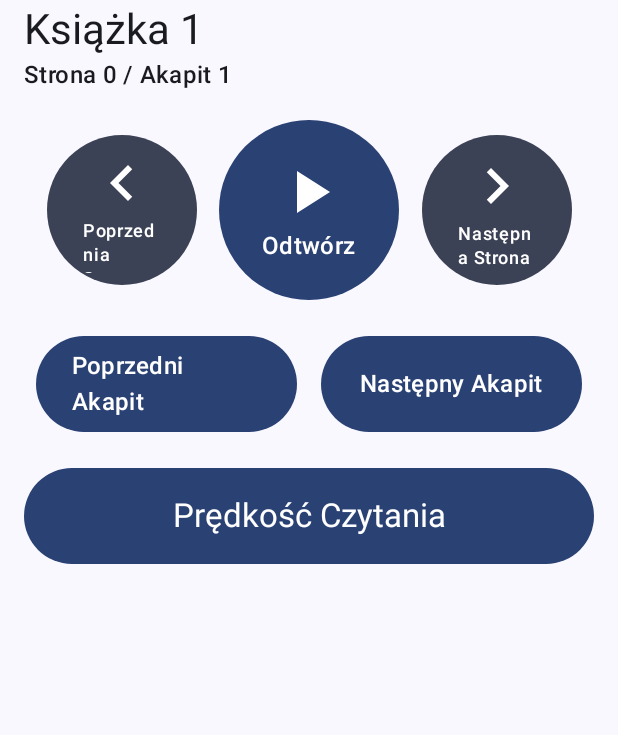
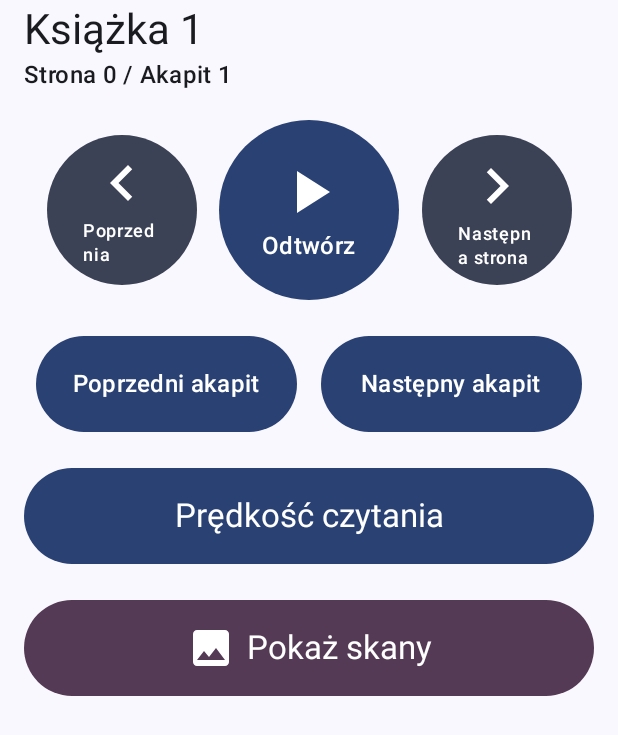
Before and after one commit to leliw/hearbook, an Android app built with Jetpack Compose: the BookListScreen screen opened through its navigation route, after a tap on an icon or button, on a phone screen of 412 x 824 dp. Shown: the top 735 px of the screen. Run offline under Robolectric (Android 15) with nearby library versions, the light colour scheme and no system bars; our stand-ins replace Dagger/Hilt's generated code, Room's generated code.

Commit message:
fix(android) Przejście do skanowania po dodaniu książki

```diff
--- a/android/app/src/main/AndroidManifest.xml
+++ b/android/app/src/main/AndroidManifest.xml
@@ -12,6 +12,7 @@
     <uses-feature android:name="android.hardware.camera" android:required="true" />
 
     <application
+        android:name=".HearBookApplication"
         android:allowBackup="true"
         android:dataExtractionRules="@xml/data_extraction_rules"
         android:fullBackupContent="@xml/backup_rules"
--- a/android/app/src/main/java/eu/haintech/hearbook/MainActivity.kt
+++ b/android/app/src/main/java/eu/haintech/hearbook/MainActivity.kt
@@ -8,30 +8,30 @@ import androidx.compose.material3.MaterialTheme
 import androidx.compose.material3.Surface
 import androidx.compose.runtime.*
 import androidx.compose.ui.Modifier
-import androidx.lifecycle.viewmodel.compose.viewModel
+import androidx.hilt.navigation.compose.hiltViewModel
 import androidx.navigation.NavType
 import androidx.navigation.compose.NavHost
 import androidx.navigation.compose.composable
 import androidx.navigation.compose.rememberNavController
 import androidx.navigation.navArgument
-import eu.haintech.hearbook.model.AppDatabase
+import dagger.hilt.android.AndroidEntryPoint
 import eu.haintech.hearbook.model.BookRepository
-import eu.haintech.hearbook.model.BookStatus
 import eu.haintech.hearbook.ui.screens.AddBookScreen
 import eu.haintech.hearbook.ui.screens.BookListScreen
+import eu.haintech.hearbook.ui.screens.PagePreviewScreen
 import eu.haintech.hearbook.ui.screens.ReadingScreen
 import eu.haintech.hearbook.ui.screens.ScanningScreen
 import eu.haintech.hearbook.ui.theme.HearBookTheme
 import eu.haintech.hearbook.ui.viewmodel.BookListViewModel
+import javax.inject.Inject
 
+@AndroidEntryPoint
 class MainActivity : ComponentActivity() {
-    private lateinit var repository: BookRepository
+    @Inject
+    lateinit var repository: BookRepository
 
     override fun onCreate(savedInstanceState: Bundle?) {
         super.onCreate(savedInstanceState)
-
-        val database = AppDatabase.getDatabase(this)
-        repository = BookRepository(database.bookDao())
 
         setContent {
             HearBookTheme {
@@ -52,9 +52,7 @@ fun HearBookApp(repository: BookRepository) {
     var pageCount by remember { mutableStateOf(0) }
     var isPlaying by remember { mutableStateOf(false) }
 
-    val bookListViewModel = viewModel<BookListViewModel>(
-        factory = BookListViewModel.Factory(repository)
-    )
+    val bookListViewModel: BookListViewModel = hiltViewModel()
     val books by bookListViewModel.books.collectAsState()
 
     NavHost(navController = navController, startDestination = "books") {
@@ -113,7 +111,19 @@ fun HearBookApp(repository: BookRepository) {
                 onNextPageClick = { /* TODO */ },
                 onPreviousParagraphClick = { /* TODO */ },
                 onNextParagraphClick = { /* TODO */ },
-                onSpeedClick = { /* TODO */ }
+                onSpeedClick = { /* TODO */ },
+                onViewScansClick = { navController.navigate("page_preview/$bookId") }
+            )
+        }
+
+        composable(
+            route = "page_preview/{bookId}",
+            arguments = listOf(navArgument("bookId") { type = NavType.LongType })
+        ) { backStackEntry ->
+            val bookId = backStackEntry.arguments?.getLong("bookId") ?: return@composable
+            PagePreviewScreen(
+                bookId = bookId,
+                navController = navController
             )
         }
     }
--- a/android/app/src/main/java/eu/haintech/hearbook/model/BookDao.kt
+++ b/android/app/src/main/java/eu/haintech/hearbook/model/BookDao.kt
@@ -11,6 +11,9 @@ interface BookDao {
     @Query("SELECT COUNT(*) FROM books")
     suspend fun getBookCount(): Int
 
+    @Query("SELECT * FROM books WHERE id = :bookId")
+    suspend fun getBook(bookId: Long): Book?
+
     @Insert
     suspend fun insertBook(book: Book): Long
 
--- a/android/app/src/main/java/eu/haintech/hearbook/model/BookRepository.kt
+++ b/android/app/src/main/java/eu/haintech/hearbook/model/BookRepository.kt
@@ -1,16 +1,24 @@
 package eu.haintech.hearbook.model
 
 import kotlinx.coroutines.flow.Flow
+import javax.inject.Inject
 
-class BookRepository(private val bookDao: BookDao) {
+class BookRepository @Inject constructor(private val bookDao: BookDao) {
     val allBooks: Flow<List<Book>> = bookDao.getAllBooks()
+
+    suspend fun getBook(bookId: Long): Book? {
+        return bookDao.getBook(bookId)
+    }
 
     suspend fun insert(title: String?, author: String?): Long {
         val bookTitle = title ?: run {
             val count = bookDao.getBookCount()
             "Książka ${count + 1}"
         }
-        return bookDao.insertBook(Book(title = bookTitle, author = author))
+        return bookDao.insertBook(Book(
+            title = bookTitle,
+            author = author
+        ))
     }
 
     suspend fun update(book: Book) {
--- a/android/app/src/main/java/eu/haintech/hearbook/ui/screens/ReadingScreen.kt
+++ b/android/app/src/main/java/eu/haintech/hearbook/ui/screens/ReadingScreen.kt
@@ -2,6 +2,7 @@ package eu.haintech.hearbook.ui.screens
 
 import androidx.compose.foundation.layout.*
 import androidx.compose.material.icons.Icons
+import androidx.compose.material.icons.filled.Image
 import androidx.compose.material.icons.filled.KeyboardArrowLeft
 import androidx.compose.material.icons.filled.KeyboardArrowRight
 import androidx.compose.material.icons.filled.Pause
@@ -26,7 +27,8 @@ fun ReadingScreen(
     onNextPageClick: () -> Unit,
     onPreviousParagraphClick: () -> Unit,
     onNextParagraphClick: () -> Unit,
-    onSpeedClick: () -> Unit
+    onSpeedClick: () -> Unit,
+    onViewScansClick: () -> Unit
 ) {
     Scaffold(
         topBar = {
@@ -178,6 +180,35 @@ fun ReadingScreen(
                     style = MaterialTheme.typography.titleLarge
                 )
             }
+
+            // View scans button
+            Button(
+                onClick = onViewScansClick,
+                modifier = Modifier
+                    .fillMaxWidth()
+                    .height(64.dp),
+                colors = ButtonDefaults.buttonColors(
+                    containerColor = MaterialTheme.colorScheme.tertiary,
+                    contentColor = MaterialTheme.colorScheme.onTertiary
+                )
+            ) {
+                Row(
+                    horizontalArrangement = Arrangement.Center,
+                    verticalAlignment = Alignment.CenterVertically,
+                    modifier = Modifier.fillMaxWidth()
+                ) {
+                    Icon(
+                        imageVector = Icons.Default.Image,
+                        contentDescription = null,
+                        modifier = Modifier.size(32.dp)
+                    )
+                    Spacer(modifier = Modifier.width(8.dp))
+                    Text(
+                        text = stringResource(R.string.view_scans),
+                        style = MaterialTheme.typography.titleLarge
+                    )
+                }
+            }
         }
     }
 }
--- a/android/app/src/main/java/eu/haintech/hearbook/ui/screens/ScanningScreen.kt
+++ b/android/app/src/main/java/eu/haintech/hearbook/ui/screens/ScanningScreen.kt
@@ -25,6 +25,7 @@ import androidx.core.content.ContextCompat
 import androidx.lifecycle.viewmodel.compose.viewModel
 import eu.haintech.hearbook.R
 import eu.haintech.hearbook.ui.viewmodels.CameraViewModel
+import androidx.hilt.navigation.compose.hiltViewModel
 
 @OptIn(ExperimentalMaterial3Api::class)
 @Composable
@@ -33,7 +34,7 @@ fun ScanningScreen(
     onTakePhoto: () -> Unit,
     onFinishScanning: () -> Unit,
     bookId: Long,
-    viewModel: CameraViewModel = viewModel()
+    viewModel: CameraViewModel = hiltViewModel()
 ) {
     val context = LocalContext.current
     val lifecycleOwner = LocalLifecycleOwner.current
--- a/android/app/src/main/java/eu/haintech/hearbook/ui/viewmodel/BookListViewModel.kt
+++ b/android/app/src/main/java/eu/haintech/hearbook/ui/viewmodel/BookListViewModel.kt
@@ -1,15 +1,17 @@
 package eu.haintech.hearbook.ui.viewmodel
 
 import androidx.lifecycle.ViewModel
-import androidx.lifecycle.ViewModelProvider
 import androidx.lifecycle.viewModelScope
+import dagger.hilt.android.lifecycle.HiltViewModel
 import eu.haintech.hearbook.model.Book
 import eu.haintech.hearbook.model.BookRepository
 import kotlinx.coroutines.flow.SharingStarted
 import kotlinx.coroutines.flow.StateFlow
 import kotlinx.coroutines.flow.stateIn
+import javax.inject.Inject
 
-class BookListViewModel(
+@HiltViewModel
+class BookListViewModel @Inject constructor(
     private val repository: BookRepository
 ) : ViewModel() {
 
@@ -18,14 +20,4 @@ class BookListViewModel(
         started = SharingStarted.WhileSubscribed(5000),
         initialValue = emptyList()
     )
-
-    class Factory(private val repository: BookRepository) : ViewModelProvider.Factory {
-        @Suppress("UNCHECKED_CAST")
-        override fun <T : ViewModel> create(modelClass: Class<T>): T {
-            if (modelClass.isAssignableFrom(BookListViewModel::class.java)) {
-                return BookListViewModel(repository) as T
-            }
-            throw IllegalArgumentException("Unknown ViewModel class")
-        }
-    }
 }
--- a/android/app/src/main/res/values/strings.xml
+++ b/android/app/src/main/res/values/strings.xml
@@ -18,12 +18,15 @@
     <string name="pages_count">Stron: %d</string>
     <string name="play">Odtwórz</string>
     <string name="pause">Pauza</string>
-    <string name="next_page">Następna Strona</string>
-    <string name="previous_page">Poprzednia Strona</string>
-    <string name="next_paragraph">Następny Akapit</string>
-    <string name="previous_paragraph">Poprzedni Akapit</string>
-    <string name="reading_speed">Prędkość Czytania</string>
+    <string name="next_page">Następna strona</string>
+    <string name="previous_page">Poprzednia strona</string>
+    <string name="next_paragraph">Następny akapit</string>
+    <string name="previous_paragraph">Poprzedni akapit</string>
+    <string name="reading_speed">Prędkość czytania</string>
     <string name="current_position">Strona %1$d / Akapit %2$d</string>
     <string name="next">Dalej</string>
     <string name="back">Wróć</string>
+    <string name="view_scans">Pokaż skany</string>
+    <string name="no_pages_found">Nie znaleziono stron</string>
+    <string name="page_scan">Skan strony</string>
 </resources>
--- a/android/build.gradle.kts
+++ b/android/build.gradle.kts
@@ -20,4 +20,5 @@ plugins {
     id("com.android.library") version "8.10.1" apply false
     id("org.jetbrains.kotlin.android") version "1.9.22" apply false
     id("androidx.navigation.safeargs.kotlin") version "2.7.7" apply false
+    id("com.google.dagger.hilt.android") version "2.50" apply false
 }
```
Also changed, not shown: android/app/build.gradle.kts (+10 -0 lines), android/app/src/main/java/eu/haintech/hearbook/HearBookApplication.kt (added, +7 -0 lines), android/app/src/main/java/eu/haintech/hearbook/di/DatabaseModule.kt (added, +28 -0 lines), android/app/src/main/java/eu/haintech/hearbook/ui/screens/AddBookScreen.kt (+20 -7 lines), android/app/src/main/java/eu/haintech/hearbook/ui/screens/PagePreviewScreen.kt (added, +94 -0 lines), android/app/src/main/java/eu/haintech/hearbook/ui/viewmodels/AddBookViewModel.kt (+20 -11 lines), android/app/src/main/java/eu/haintech/hearbook/ui/viewmodels/CameraViewModel.kt (+8 -4 lines), android/app/src/main/java/eu/haintech/hearbook/ui/viewmodels/PagePreviewViewModel.kt (added, +40 -0 lines), android/app/src/main/java/eu/haintech/hearbook/utils/FileManager.kt (added, +42 -0 lines).
